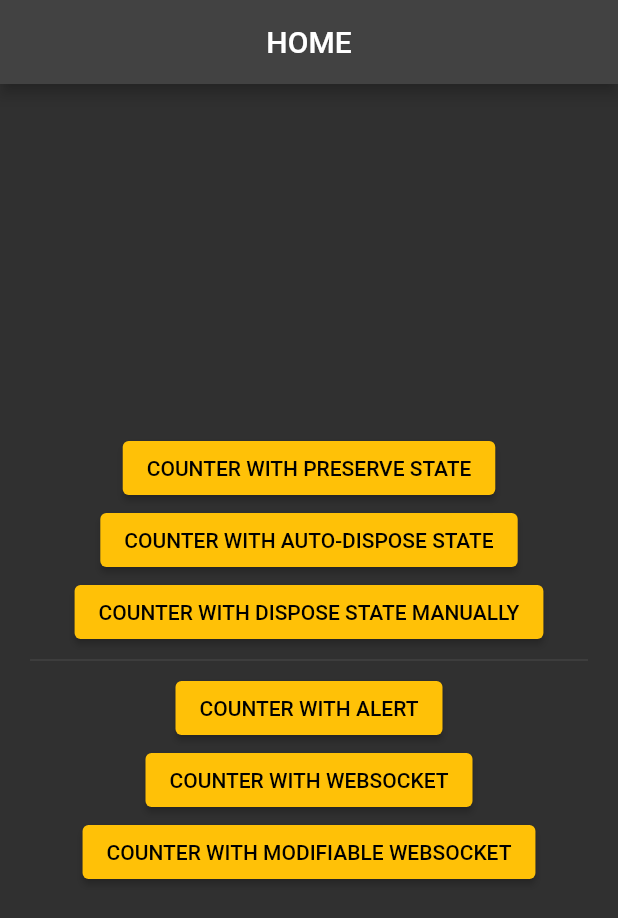
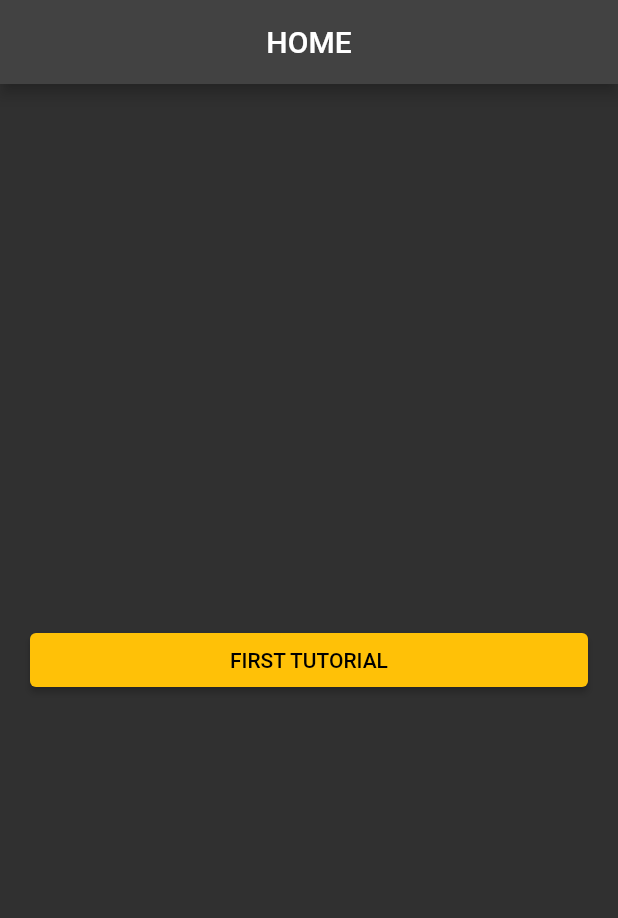
Before and after one commit to Tukhtamurodov-Sardorbek/50.Riverpod, a Flutter app: the screen it shows after launch, on a phone screen of 412 x 824 dp. Shown: the top 918 px of the screen. Run offline on Flutter 3.47's test engine with Material 2 defaults, Android fonts, the phone set to English and light mode, and no system bars; our stand-ins replace flutter_riverpod.

Commit message:
🔥 Code Update 🔥

```diff
--- a/lib/main.dart
+++ b/lib/main.dart
@@ -1,6 +1,6 @@
 import 'package:flutter/material.dart';
 import 'package:flutter_riverpod/flutter_riverpod.dart';
-import 'package:riverpod_learning/pages/home_page/home_page.dart';
+import 'package:riverpod_learning/pages/home_page.dart';
 
 // * ProviderScope - is the only widget which wraps smth in Riverpod
 // * Everything is properly managed by the ProviderScope
--- a/lib/pages/home_page/home_page.dart
+++ b/lib/pages/first_lesson/main_page.dart
@@ -1,61 +1,59 @@
 import 'package:flutter/material.dart';
-import 'package:flutter_riverpod/flutter_riverpod.dart';
-import 'package:riverpod_learning/pages/counter_pages/counter_with_mofiable_websocker.dart';
-import 'package:riverpod_learning/pages/counter_pages/counter_with_preservable_state.dart';
-import 'package:riverpod_learning/pages/counter_pages/counter_with_auto_disposable_state.dart';
-import 'package:riverpod_learning/pages/counter_pages/counter_with_dispose_manually.dart';
-import 'package:riverpod_learning/pages/counter_pages/counter_with_alerts.dart';
-import 'package:riverpod_learning/pages/counter_pages/counter_with_websocket.dart';
+import 'package:riverpod_learning/pages/first_lesson/counter_pages/counter_with_alerts.dart';
+import 'package:riverpod_learning/pages/first_lesson/counter_pages/counter_with_auto_disposable_state.dart';
+import 'package:riverpod_learning/pages/first_lesson/counter_pages/counter_with_dispose_manually.dart';
+import 'package:riverpod_learning/pages/first_lesson/counter_pages/counter_with_mofiable_websocker.dart';
+import 'package:riverpod_learning/pages/first_lesson/counter_pages/counter_with_preservable_state.dart';
+import 'package:riverpod_learning/pages/first_lesson/counter_pages/counter_with_websocket.dart';
 
-// * If we want to provide a string throughout the app using the Riverpod:
-// * Keep in mind! The object being provided by the provider is called state
-// * Declaration is Global, but the variable/state is NOT Global
-// * We can use this variable anywhere and get to its state from anywhere
-
-// * This is a basic standard Provider (unmodifiable)
-final myStringProvider = Provider((ref) => 'Hello World!');
-
-class HomePage extends StatelessWidget {
-  const HomePage({Key? key}) : super(key: key);
+class FirstLessonMainPage extends StatelessWidget {
+  const FirstLessonMainPage({Key? key}) : super(key: key);
 
   @override
   Widget build(BuildContext context) {
     return Scaffold(
       appBar: AppBar(
         centerTitle: true,
-        title: const Text('HOME'),
+        title: const Text('First Lesson'),
       ),
       body: Padding(
         padding: const EdgeInsets.all(20.0),
         child: Column(
           mainAxisAlignment: MainAxisAlignment.center,
+          crossAxisAlignment: CrossAxisAlignment.stretch,
           children: [
             ElevatedButton(
-              child: const Text('COUNTER WITH PRESERVE STATE'),
+              child: const FittedBox(
+                  child: Text('COUNTER WITH PRESERVABLE STATE'),
+              ),
               onPressed: () {
                 Navigator.push(
                   context,
                   MaterialPageRoute(
                     builder: ((BuildContext context) =>
-                        const CounterPagePreserveState()),
+                    const CounterPagePreserveState()),
                   ),
                 );
               },
             ),
             ElevatedButton(
-              child: const Text('COUNTER WITH AUTO-DISPOSE STATE'),
+              child: const FittedBox(
+                child: Text('COUNTER WITH AUTO-DISPOSABLE STATE'),
+              ),
               onPressed: () {
                 Navigator.push(
                   context,
                   MaterialPageRoute(
                     builder: ((BuildContext context) =>
-                        const CounterPageAutoDisposeState()),
+                    const CounterPageAutoDisposeState()),
                   ),
                 );
               },
             ),
             ElevatedButton(
-              child: const Text('COUNTER WITH DISPOSE STATE MANUALLY'),
+              child: const FittedBox(
+                child: Text('COUNTER WITH MANUALLY DISPOSED STATE'),
+              ),
               onPressed: () {
                 Navigator.push(
                   context,
@@ -67,9 +65,11 @@ class HomePage extends StatelessWidget {
                 );
               },
             ),
-            const Divider(),
+            const Divider(thickness: 3),
             ElevatedButton(
-              child: const Text('COUNTER WITH ALERT'),
+              child: const FittedBox(
+                child: Text('COUNTER WITH ALERT'),
+              ),
               onPressed: () {
                 Navigator.push(
                   context,
@@ -82,7 +82,9 @@ class HomePage extends StatelessWidget {
               },
             ),
             ElevatedButton(
-              child: const Text('COUNTER WITH WEBSOCKET'),
+              child: const FittedBox(
+                child: Text('COUNTER WITH WEBSOCKET'),
+              ),
               onPressed: () {
                 Navigator.push(
                   context,
@@ -95,7 +97,9 @@ class HomePage extends StatelessWidget {
               },
             ),
             ElevatedButton(
-              child: const Text('COUNTER WITH MODIFIABLE WEBSOCKET'),
+              child: const FittedBox(
+                child: Text('COUNTER WITH MODIFIABLE WEBSOCKET'),
+              ),
               onPressed: () {
                 Navigator.push(
                   context,
--- /dev/null
+++ b/lib/pages/home_page.dart
@@ -0,0 +1,47 @@
+import 'package:flutter/material.dart';
+import 'package:flutter_riverpod/flutter_riverpod.dart';
+import 'package:riverpod_learning/pages/first_lesson/main_page.dart';
+
+// * If we want to provide a string throughout the app using the Riverpod:
+// * Keep in mind! The object being provided by the provider is called state
+// * Declaration is Global, but the variable/state is NOT Global
+// * We can use this variable anywhere and get to its state from anywhere
+
+// * This is a basic standard Provider (unmodifiable)
+final myStringProvider = Provider((ref) => 'Hello World!');
+
+class HomePage extends StatelessWidget {
+  const HomePage({Key? key}) : super(key: key);
+
+  @override
+  Widget build(BuildContext context) {
+    return Scaffold(
+      appBar: AppBar(
+        centerTitle: true,
+        title: const Text('HOME'),
+      ),
+      body: Padding(
+        padding: const EdgeInsets.all(20.0),
+        child: Column(
+          mainAxisAlignment: MainAxisAlignment.center,
+          crossAxisAlignment: CrossAxisAlignment.stretch,
+          children: [
+            ElevatedButton(
+              child: const Text('FIRST TUTORIAL'),
+              onPressed: () {
+                Navigator.push(
+                  context,
+                  MaterialPageRoute(
+                    builder: (
+                            (BuildContext context) => const FirstLessonMainPage()
+                    ),
+                  ),
+                );
+              },
+            ),
+          ],
+        ),
+      ),
+    );
+  }
+}
```
Also changed, not shown: lib/pages/first_lesson/counter_pages/counter_with_alerts.dart (renamed from lib/pages/counter_pages/counter_with_alerts.dart), lib/pages/first_lesson/counter_pages/counter_with_auto_disposable_state.dart (renamed from lib/pages/counter_pages/counter_with_auto_disposable_state.dart), lib/pages/first_lesson/counter_pages/counter_with_dispose_manually.dart (renamed from lib/pages/counter_pages/counter_with_dispose_manually.dart), lib/pages/first_lesson/counter_pages/counter_with_mofiable_websocker.dart (renamed from lib/pages/counter_pages/counter_with_mofiable_websocker.dart), lib/pages/first_lesson/counter_pages/counter_with_preservable_state.dart (renamed from lib/pages/counter_pages/counter_with_preservable_state.dart), lib/pages/first_lesson/counter_pages/counter_with_websocket.dart (renamed from lib/pages/counter_pages/counter_with_websocket.dart).
